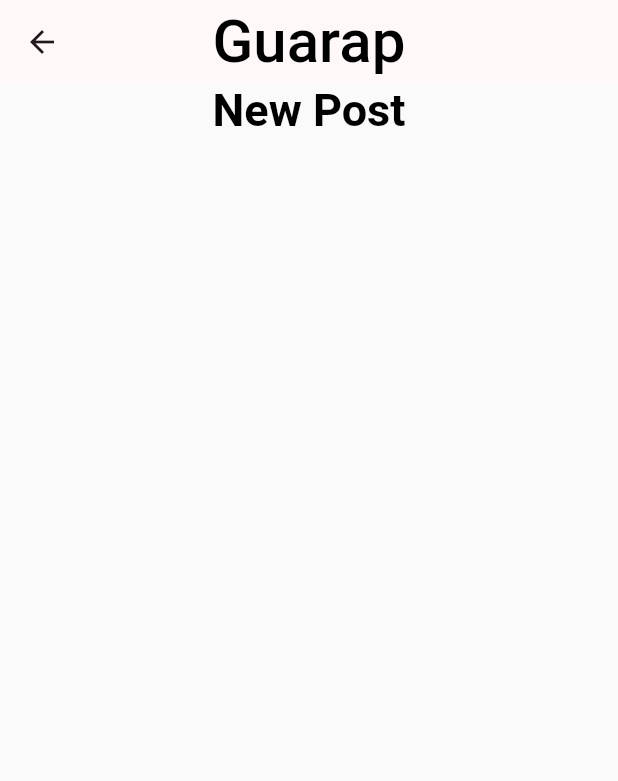
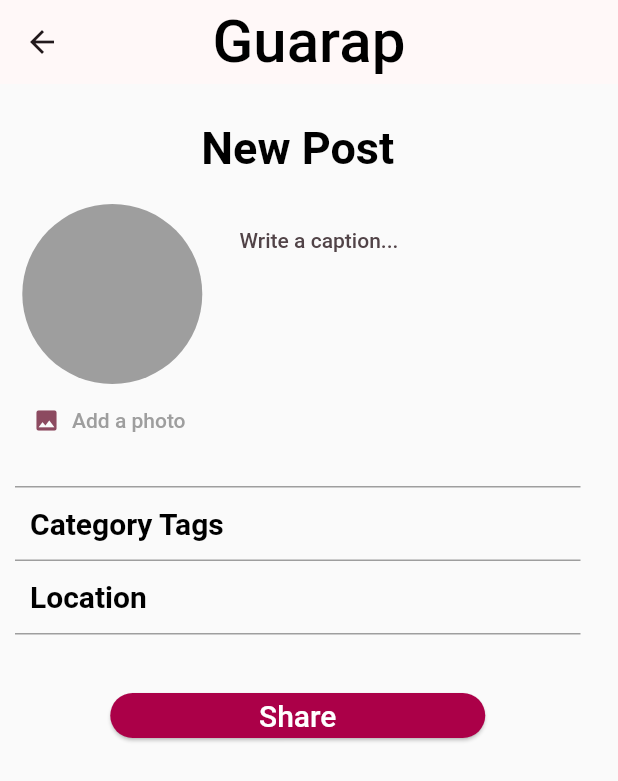
Before and after one commit to ISIS3510-202320-Team22/Flutter, a Flutter app: the screen it shows after launch, item 2 of the bottom bar chosen, on a phone screen of 412 x 824 dp. Shown: the top 781 px of the screen. Run offline on Flutter 3.47's test engine with Material 2 defaults, Android fonts, the light colour scheme and no system bars; our stand-ins replace bloc, flutter_bloc, google_fonts, image_picker; Roboto replaces fonts that are missing (Arima, Pattaya).

Commit message:
Publish Photo view done

```diff
--- a/lib/components/home/bloc/home_event.dart
+++ b/lib/components/home/bloc/home_event.dart
@@ -3,7 +3,7 @@ part of 'home_bloc.dart';
 @immutable
 abstract class HomeEvent {}
 
-// Event when the camera button is clicked
+// Event when the profile button is clicked
 class HomeProfileButtonClickedEvent extends HomeEvent{
 
 }
@@ -13,7 +13,7 @@ class HomePublishButtonClickedEvent extends HomeEvent{
 
 }
 
-// Event when the camera button is clicked to navigate to this page
+// Event when the profile button is clicked to navigate to this page
 class HomeProfileButtonNavigateEvent extends HomeEvent{
 
 
--- a/lib/components/home/bloc/home_state.dart
+++ b/lib/components/home/bloc/home_state.dart
@@ -23,7 +23,7 @@ class HomeErrorState extends HomeState{
 
 }
 
-// Action State to navigate the camera view
+// Action State to navigate the profile view
 class HomeNavigateToProfilePageActionState extends HomeActionState{
 
 }
--- a/lib/components/publish_photos/bloc/bloc_event.dart
+++ /dev/null
@@ -1,4 +0,0 @@
-part of 'bloc_bloc.dart';
-
-@immutable
-sealed class BlocEvent {}
--- a/lib/components/publish_photos/bloc/bloc_state.dart
+++ /dev/null
@@ -1,6 +0,0 @@
-part of 'bloc_bloc.dart';
-
-@immutable
-sealed class BlocState {}
-
-final class BlocInitial extends BlocState {}
--- /dev/null
+++ b/lib/components/publish_photos/bloc/publish_bloc.dart
@@ -0,0 +1,22 @@
+import 'dart:async';
+
+import 'package:bloc/bloc.dart';
+import 'package:meta/meta.dart';
+
+part 'publish_event.dart';
+part 'publish_state.dart';
+
+class PublishBloc extends Bloc<PublishBlocEvent, PublishState> {
+  PublishBloc() : super(PublishInitial()) {
+    on<AddPhotoButtonClickedEvent>(addPhotoButtonClickedEvent);
+    on<AddPhotoButtonShowImageEvent>(addPhotoButtonShowImageEvent);
+  }
+
+  FutureOr<void> addPhotoButtonClickedEvent(AddPhotoButtonClickedEvent event, Emitter<PublishState> emit) {
+    print("Gushh");
+  }
+
+  FutureOr<void> addPhotoButtonShowImageEvent(AddPhotoButtonShowImageEvent event, Emitter<PublishState> emit) {
+        print("Gushh");
+  }
+}
--- a/lib/components/publish_photos/bloc/publish_bloc_event.dart
+++ /dev/null
@@ -1,4 +0,0 @@
-part of 'publish_bloc_bloc.dart';
-
-@immutable
-sealed class PublishBlocEvent {}
--- a/lib/components/publish_photos/bloc/publish_bloc_state.dart
+++ /dev/null
@@ -1,6 +0,0 @@
-part of 'publish_bloc_bloc.dart';
-
-@immutable
-sealed class PublishBlocState {}
-
-final class PublishBlocInitial extends PublishBlocState {}
--- /dev/null
+++ b/lib/components/publish_photos/bloc/publish_event.dart
@@ -0,0 +1,15 @@
+part of 'publish_bloc.dart';
+
+@immutable
+abstract class PublishBlocEvent {}
+
+// Event when the add photo button is pressed
+class AddPhotoButtonClickedEvent extends PublishBlocEvent{
+
+}
+
+// Event to add the image to the circle
+
+class AddPhotoButtonShowImageEvent extends PublishBlocEvent{
+
+}
--- /dev/null
+++ b/lib/components/publish_photos/bloc/publish_state.dart
@@ -0,0 +1,13 @@
+part of 'publish_bloc.dart';
+
+@immutable
+abstract class PublishState {}
+
+abstract class PublishActionState extends PublishState{}
+
+final class PublishInitial extends PublishState {}
+
+// Action State to
+class AddToCirclePhotoActionState extends PublishActionState{
+
+}
--- a/lib/components/publish_photos/ui/publish_photo.dart
+++ b/lib/components/publish_photos/ui/publish_photo.dart
@@ -1,6 +1,7 @@
 import 'package:flutter/material.dart';
 import 'package:google_fonts/google_fonts.dart';
 import 'package:guarap/components/header.dart';
+import 'package:guarap/components/publish_photos/ui/take_photo.dart';
 
 class PublishPhoto extends StatelessWidget {
   const PublishPhoto({super.key});
@@ -8,15 +9,129 @@ class PublishPhoto extends StatelessWidget {
   @override
   Widget build(context) {
     return Header(
+      Padding(
+        padding: const EdgeInsets.fromLTRB(10, 25, 25, 25),
+        child: Column(
+          children: [
+            // First row for the title New Page
             Row(
               mainAxisAlignment: MainAxisAlignment.center,
               children: [
                 Text(
                   "New Post",
-            style: GoogleFonts.arima(
-                color: Colors.black, fontSize: 30, fontWeight: FontWeight.bold),
+                  style: GoogleFonts.roboto(
+                      color: Colors.black,
+                      fontSize: 30,
+                      fontWeight: FontWeight.bold),
                 )
               ],
+            ),
+
+            const SizedBox(height: 20),
+
+            // Second row for image post and the input field
+            const Row(
+              crossAxisAlignment: CrossAxisAlignment.start,
+              children: [
+                TakePhoto(),
+                SizedBox(width: 20,),
+                Expanded(
+                  child: TextField(
+                    keyboardType: TextInputType.multiline,
+                    decoration: InputDecoration(
+                      hintText: "Write a caption...",
+                      border: InputBorder.none,
+                    ),
+                  ),
+                ),
+              ],
+            ),
+
+            const SizedBox(height: 20),
+
+            // Third row for the Category Tags
+            Container(
+              // Give some padding to inner elements
+              padding: const EdgeInsets.symmetric(horizontal: 10),
+              // Container border but only the top and bottom
+              decoration: const BoxDecoration(
+                border: Border(
+                  top: BorderSide(width: 1.0, color: Colors.grey),
+                  bottom: BorderSide(width: 1.0, color: Colors.grey),
+                ),
+              ),
+              child: Row(
+                children: [
+                  Expanded(
+                    child: TextField(
+                      keyboardType: TextInputType.multiline,
+                      decoration: InputDecoration(
+                        hintText: "Category Tags",
+                        border: InputBorder.none,
+                        // text styling
+                        hintStyle: GoogleFonts.roboto(
+                        color: Colors.black,
+                        fontSize: 20,
+                        fontWeight: FontWeight.bold),
+                      ),
+                    ),
+                  ),
+                ],
+              ),
+            ),
+
+            // Fourth row for the Category Tags
+            Container(
+              // Give some padding to inner elements
+              padding: const EdgeInsets.symmetric(horizontal: 10),
+              // Container border but only the top and bottom
+              decoration: const BoxDecoration(
+                border: Border(
+                  bottom: BorderSide(width: 1.0, color: Colors.grey),
+                ),
+              ),
+              child: Row(
+                children: [
+                  Expanded(
+                    child: TextField(
+                      keyboardType: TextInputType.multiline,
+                      decoration: InputDecoration(
+                        hintText: "Location",
+                        border: InputBorder.none,
+                        // text styling
+                        hintStyle: GoogleFonts.roboto(
+                        color: Colors.black,
+                        fontSize: 20,
+                        fontWeight: FontWeight.bold),
+                      ),
+                    ),
+                  ),
+                ],
+              ),
+            ),
+
+            const SizedBox(height: 30),
+
+            // Fifth row for the Publish button
+            Row(
+              mainAxisAlignment: MainAxisAlignment.center,
+              children: [
+                ElevatedButton(
+                  onPressed: () {},
+                   // red color button and text white
+                  style: ElevatedButton.styleFrom(
+                    backgroundColor: const  Color.fromARGB(255, 171, 0, 72),
+                    foregroundColor: Colors.white,
+                    // Expand button width
+                    minimumSize: const Size(250, 30),
+                  ),
+                  child: const Text("Share",
+                  style: TextStyle(fontSize: 20)),
+                ),
+              ],
+            ),
+          ],
+        ),
       ),
     );
   }
--- /dev/null
+++ b/lib/components/publish_photos/ui/take_photo.dart
@@ -0,0 +1,57 @@
+import 'dart:io';
+
+import 'package:flutter/material.dart';
+import 'package:guarap/components/publish_photos/bloc/publish_bloc.dart';
+import 'package:flutter_bloc/flutter_bloc.dart';
+import 'package:image_picker/image_picker.dart';
+
+class TakePhoto extends StatefulWidget {
+  const TakePhoto({super.key});
+
+  @override
+  State<TakePhoto> createState() {
+    return _TakePhotoState();
+  }
+}
+
+class _TakePhotoState extends State<TakePhoto> {
+  final PublishBloc publishBloc = PublishBloc();
+
+  File? _pickedImageFile;
+
+  void _pickImage() async {
+
+  final pickedImage = await ImagePicker().pickImage(source:ImageSource.camera,imageQuality: 50,maxHeight: 400,maxWidth: 400);
+
+  if(pickedImage == null){
+    return;
+  }
+  setState(() {
+    _pickedImageFile = File(pickedImage.path);
+  });
+  }
+  @override
+  Widget build(BuildContext context) {
+
+    return Column(
+      children: [
+        CircleAvatar(
+          radius: 60,
+          backgroundColor: Colors.grey,
+          foregroundImage: _pickedImageFile != null?  FileImage(_pickedImageFile!) : null,
+        ),
+        TextButton.icon(
+          onPressed: () {
+            _pickImage();
+            // publishBloc.add(AddPhotoButtonClickedEvent());
+          },
+          icon: const Icon(Icons.image),
+          label: const Text(
+            "Add a photo",
+            style: TextStyle(color: Colors.grey),
+          ),
+        )
+      ],
+    );
+  }
+}
--- a/pubspec.yaml
+++ b/pubspec.yaml
@@ -36,6 +36,7 @@ dependencies:
   # Use with the CupertinoIcons class for iOS style icons.
   cupertino_icons: ^1.0.2
   google_fonts: ^6.1.0
+  image_picker: ^1.0.4
 
 dev_dependencies:
   flutter_test:
```
Also changed, not shown: lib/components/home/ui/home.dart (+4 -4 lines), lib/components/publish_photos/bloc/bloc_bloc.dart (deleted, +0 -13 lines), lib/components/publish_photos/bloc/publish_bloc_bloc.dart (deleted, +0 -13 lines), pubspec.lock, 5 other files. Lines whose indentation alone changed are shown as unchanged.
